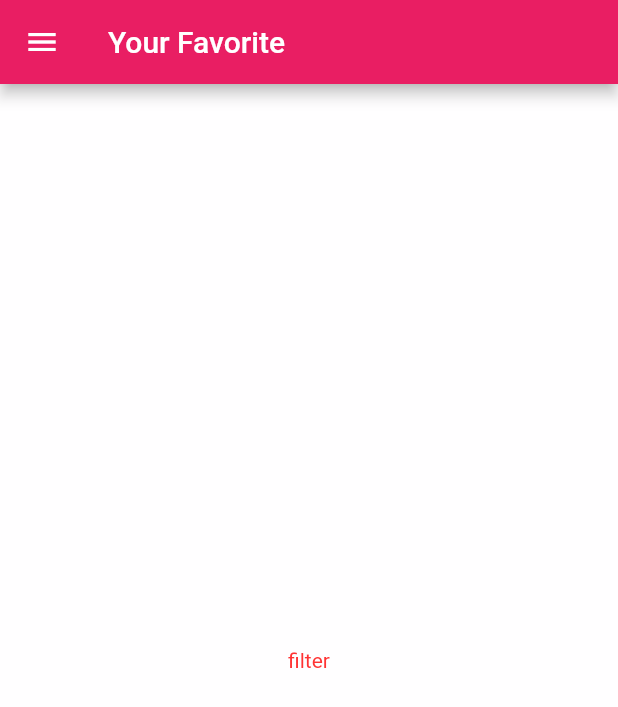
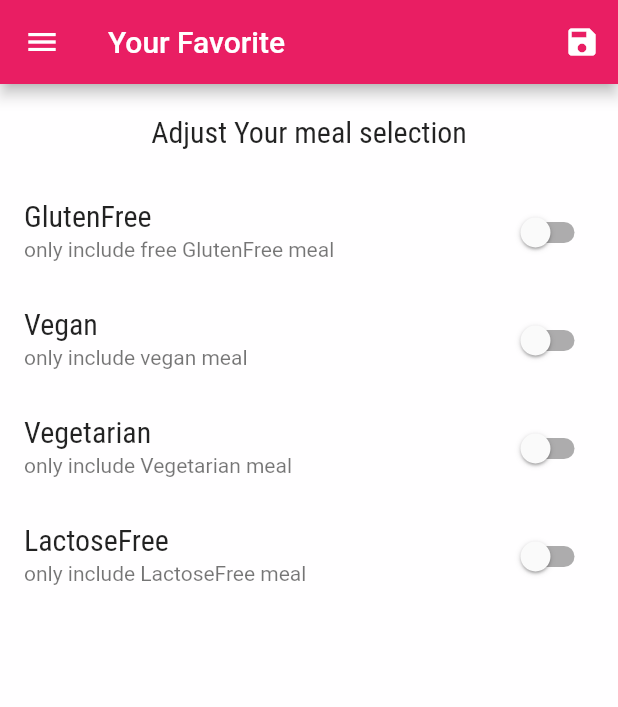
Before and after one commit to km2223/meal, a Flutter app: the FilterScreen screen opened by its route, on a phone screen of 412 x 824 dp. Shown: the top 707 px of the screen. Run offline on Flutter 3.47's test engine with Material 2 defaults, Android fonts, the phone set to English and light mode, and no system bars; Roboto replaces fonts that are missing (Ralway).

Commit message:
setup filter

```diff
--- a/lib/main.dart
+++ b/lib/main.dart
@@ -1,4 +1,6 @@
 import 'package:flutter/material.dart';
+import 'package:flutter_complete_guide/dummu_data.dart';
+import 'package:flutter_complete_guide/models/meal.dart';
 import 'package:flutter_complete_guide/screens/categories_screen.dart';
 import 'package:flutter_complete_guide/screens/caregory_meal_screen.dart';
 import 'package:flutter_complete_guide/screens/fliter_screen.dart';
@@ -7,7 +9,45 @@ import 'package:flutter_complete_guide/screens/tabs_screen.dart';
 
 void main() => runApp(MyApp());
 
-class MyApp extends StatelessWidget {
+class MyApp extends StatefulWidget {
+  @override
+  State<MyApp> createState() => _MyAppState();
+}
+
+class _MyAppState extends State<MyApp> {
+  Map<String,bool>_filters={
+    'gluten':false,
+    'lactose':false,
+    'vegan':false,
+    'vegetarian':false,
+  };
+  List<Meal>_availableMeal=DUMMY_MEALS;
+void _setFliterData(Map<String,bool>_FilterData){
+  setState(() {
+    _filters=_FilterData;
+    _availableMeal=DUMMY_MEALS.where((meal) {
+      if (_filters['gluten']&&!meal.isGlutenFree) {
+        return false;
+      }
+      if (_filters['lactose']&&!meal.isLactoseFree) {
+        return false;
+      }
+      if (_filters['vegan']&&!meal.isVegan) {
+        return false;
+      }
+       if (_filters['vegetarian']&&!meal.isVegetarian) {
+        return false;
+      }
+      return true;
+
+
+
+
+    }
+    ).toList();
+  });
+
+}
   @override
   Widget build(BuildContext context) {
     return MaterialApp(
@@ -31,9 +71,9 @@ class MyApp extends StatelessWidget {
  initialRoute: '/', // default is '/'
       routes: {
         '/': (ctx) => TabsScreen(),
-        CategoryMealsScreen.routeName: (ctx) => CategoryMealsScreen(),
+        CategoryMealsScreen.routeName: (ctx) => CategoryMealsScreen(_availableMeal),
         MealDetailScreen.routeName:(ctx) => MealDetailScreen(),
-        FilterScreen.routeName:(ctx) => FilterScreen()
+        FilterScreen.routeName:(ctx) => FilterScreen(_filters,_setFliterData)
       },
 
       onUnknownRoute: (settings) {
--- a/lib/screens/caregory_meal_screen.dart
+++ b/lib/screens/caregory_meal_screen.dart
@@ -1,6 +1,5 @@
 
 import 'package:flutter/material.dart';
-import 'package:flutter_complete_guide/dummu_data.dart';
 import 'package:flutter_complete_guide/models/meal.dart';
 import 'package:flutter_complete_guide/widgets/meal_item.dart';
 
@@ -11,6 +10,8 @@ class CategoryMealsScreen extends StatefulWidget {
   final String categoryTitle;
   CategoryMealsScreen(this.categoryId,this.categoryTitle); */
   static const routeName='/categories-meals';
+  List<Meal>_availableMeal;
+  CategoryMealsScreen(this._availableMeal);
 
 
   @override
@@ -38,7 +39,7 @@ class _CategoryMealsScreenState extends State<CategoryMealsScreen> {
           final routArgs=ModalRoute.of(context).settings.arguments as Map<String,String>;
      categoryTitle=routArgs['title'];
     final categoryId=routArgs['id'];
-     _displayMeals=DUMMY_MEALS.where(((meal) {
+     _displayMeals=widget._availableMeal.where(((meal) {
       return meal.categories.contains(categoryId);
 
     })).toList();
--- a/lib/screens/fliter_screen.dart
+++ b/lib/screens/fliter_screen.dart
@@ -2,21 +2,107 @@ import 'package:flutter/material.dart';
 import 'package:flutter_complete_guide/widgets/main_drawer.dart';
 class FilterScreen extends StatefulWidget {
   static const routeName='/filters';
+  final Function saveFliter;
+  final Map<String,bool>_currentFilter;
+  FilterScreen(this._currentFilter,this.saveFliter);
+
+
 
   @override
   State<FilterScreen> createState() => _FilterScreenState();
 }
 
 class _FilterScreenState extends State<FilterScreen> {
+  bool _isGlutenFree=false;
+  bool _isVegan=false ;
+  bool _isVegetarian=false ;
+  bool _isLactoseFree=false ;
+  @override
+  void initState() {
+    _isGlutenFree=widget._currentFilter['gluten'];
+    _isVegan=widget._currentFilter['vegan'];
+    _isVegetarian=widget._currentFilter['vegetarian'];
+    _isGlutenFree=widget._currentFilter['lactose'];
+
+    super.initState();
+  }
+  Widget _buildSwitchTile(String title,String Describtion,bool currentValue,Function updateValue){
+    return SwitchListTile(
+                title: Text(title),
+                value: currentValue,
+                subtitle: Text(Describtion),
+                onChanged:updateValue
+
+                );
+  }
+
   @override
   Widget build(BuildContext context) {
     return Scaffold(
       appBar: AppBar(
         title: Text("Your Favorite"),
+        actions: [
+          IconButton(onPressed: (){
+            final selectedFilter={
+                  'gluten':_isGlutenFree,
+                  'lactose':_isLactoseFree,
+                 'vegan':_isVegan,
+                 'vegetarian':_isVegetarian,
+            };
+            widget.saveFliter(selectedFilter);},
+             icon: Icon(Icons.save))
+        ],
 
       ),
       drawer: MainDrawer(),
-      body: Center(child: Text('filter'),),
+      body: Column(
+        children: [
+          Container(
+            padding: EdgeInsets.all(20),
+            child: Text('Adjust Your meal selection',
+            style: Theme.of(context).textTheme.titleMedium,
+
+            ),
+
+          ),
+          Expanded(child: ListView(
+            children: [
+              _buildSwitchTile('GlutenFree', 'only include free GlutenFree meal ', _isGlutenFree,
+              (newValue){
+                setState(() {
+                  _isGlutenFree=newValue;
+                });
+              }
+              ),
+              _buildSwitchTile('Vegan', 'only include vegan meal ', _isVegan,
+              (newValue){
+                setState(() {
+                  _isVegan=newValue;
+                });
+              }
+              ),
+               _buildSwitchTile('Vegetarian', 'only include Vegetarian meal ', _isVegetarian,
+              (newValue){
+                setState(() {
+                  _isVegetarian=newValue;
+                });
+              }
+              ),
+               _buildSwitchTile('LactoseFree', 'only include LactoseFree meal ', _isLactoseFree,
+              (newValue){
+                setState(() {
+                  _isLactoseFree=newValue;
+                });
+              }
+              ),
+
+
+
+            ],
+          )
+          )
+        ],
+      ),
     );
   }
 }
```
